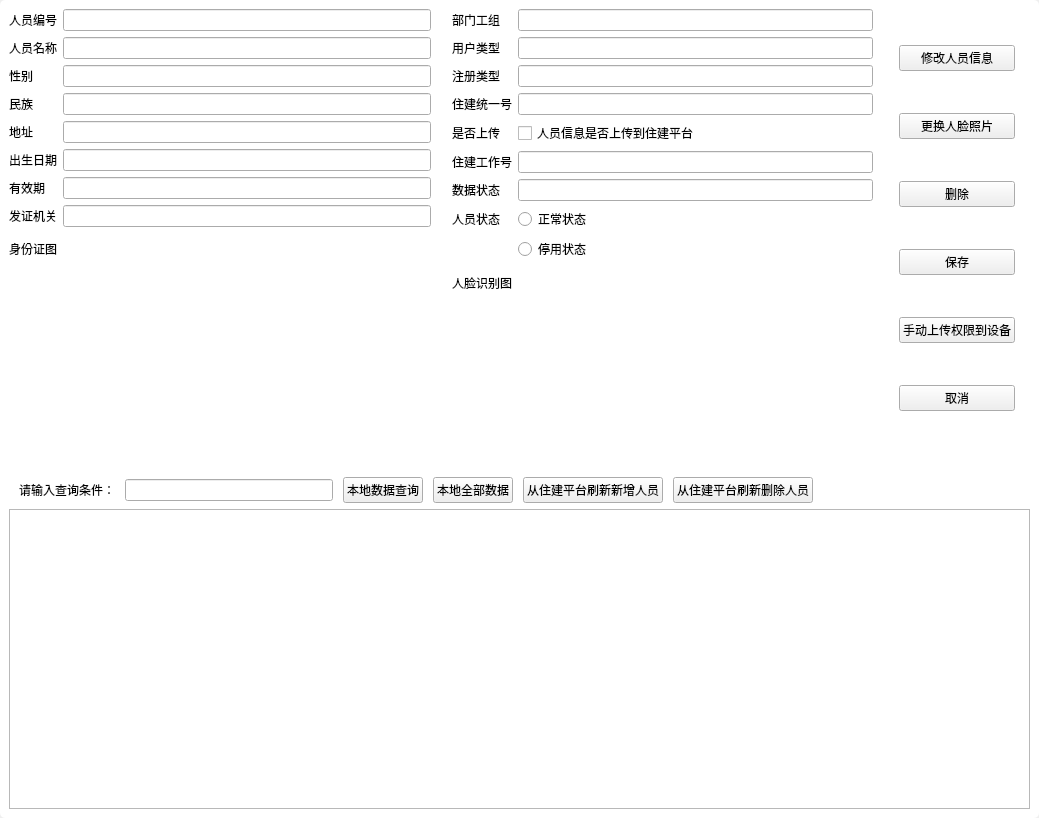
Qt form views/personManagementUi.ui (jamesandjim/wisdom_site) before a commit.
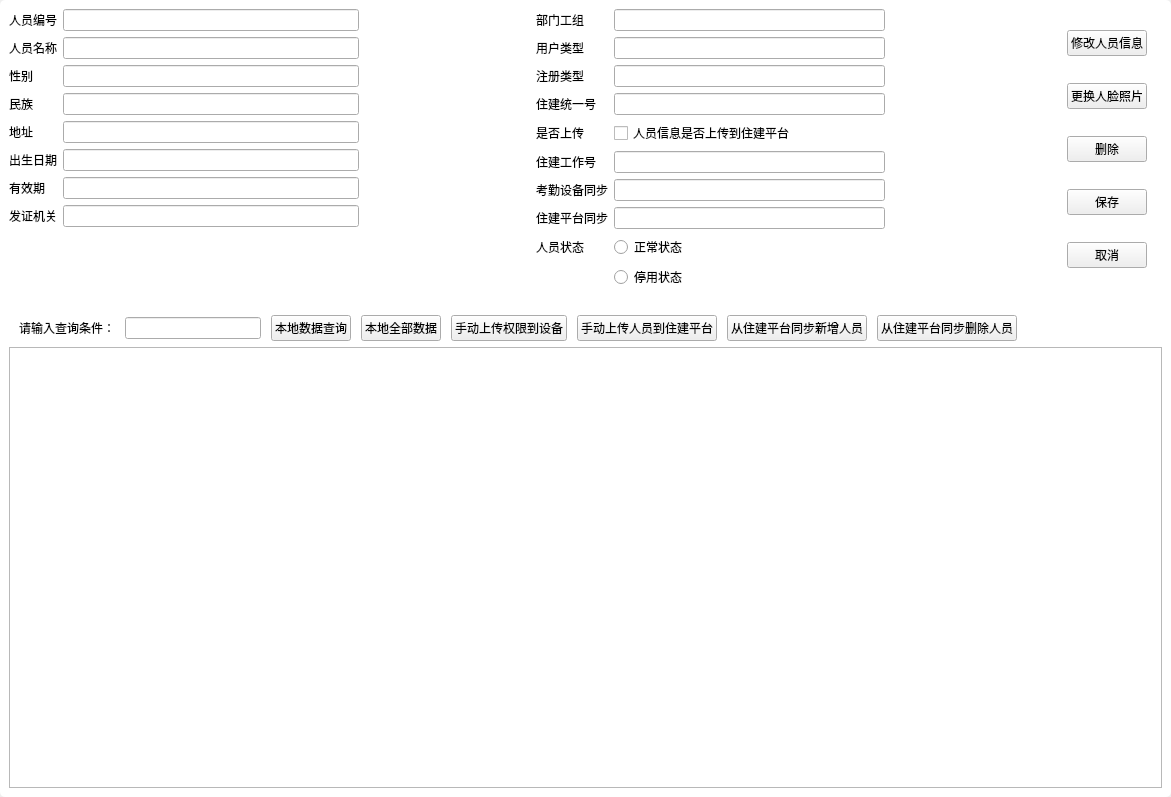
The same form after that commit.

Patch:
```diff
--- a/views/personManagementUi.ui
+++ b/views/personManagementUi.ui
@@ -9,8 +9,8 @@
    <rect>
     <x>0</x>
     <y>0</y>
-    <width>1039</width>
-    <height>818</height>
+    <width>1171</width>
+    <height>797</height>
    </rect>
   </property>
   <property name="windowTitle">
@@ -152,36 +152,29 @@
              </widget>
             </item>
             <item row="7" column="1">
-             <widget class="QLineEdit" name="le_deviceGateWay"/>
-            </item>
-            <item row="8" column="0">
-             <widget class="QLabel" name="label_18">
-              <property name="text">
-               <string>身份证图</string>
-              </property>
-             </widget>
-            </item>
-            <item row="8" column="1">
-             <widget class="QLabel" name="label_19">
-              <property name="minimumSize">
-               <size>
-                <width>200</width>
-                <height>200</height>
-               </size>
-              </property>
-              <property name="maximumSize">
-               <size>
-                <width>200</width>
-                <height>200</height>
-               </size>
-              </property>
-              <property name="text">
-               <string/>
-              </property>
-             </widget>
+             <widget class="QLineEdit" name="le_idissue"/>
             </item>
            </layout>
           </item>
+          <item>
+           <widget class="QLabel" name="label_idphoto">
+            <property name="minimumSize">
+             <size>
+              <width>150</width>
+              <height>150</height>
+             </size>
+            </property>
+            <property name="maximumSize">
+             <size>
+              <width>150</width>
+              <height>150</height>
+             </size>
+            </property>
+            <property name="text">
+             <string/>
+            </property>
+           </widget>
+          </item>
           <item>
            <spacer name="horizontalSpacer_2">
             <property name="orientation">
@@ -202,6 +195,9 @@
            <layout class="QFormLayout" name="formLayout_2">
             <item row="0" column="0">
              <widget class="QLabel" name="label_14">
+              <property name="styleSheet">
+               <string notr="true">background-color: rgb(255, 255, 255);</string>
+              </property>
               <property name="text">
                <string>部门工组</string>
               </property>
@@ -251,6 +247,9 @@
             </item>
             <item row="4" column="0">
              <widget class="QLabel" name="label_15">
+              <property name="styleSheet">
+               <string notr="true">background-color: rgb(255, 255, 255);</string>
+              </property>
               <property name="text">
                <string>是否上传</string>
               </property>
@@ -265,6 +264,9 @@
             </item>
             <item row="5" column="0">
              <widget class="QLabel" name="label_13">
+              <property name="styleSheet">
+               <string notr="true">background-color: rgb(255, 255, 255);</string>
+              </property>
               <property name="text">
                <string>住建工作号</string>
               </property>
@@ -275,63 +277,72 @@
             </item>
             <item row="6" column="0">
              <widget class="QLabel" name="label_17">
+              <property name="styleSheet">
+               <string notr="true">background-color: rgb(255, 255, 255);</string>
+              </property>
               <property name="text">
-               <string>数据状态</string>
+               <string>考勤设备同步</string>
               </property>
              </widget>
             </item>
             <item row="6" column="1">
              <widget class="QLineEdit" name="lineEdit_4"/>
             </item>
-            <item row="7" column="0">
+            <item row="8" column="0">
              <widget class="QLabel" name="label_16">
+              <property name="styleSheet">
+               <string notr="true">background-color: rgb(255, 255, 255);</string>
+              </property>
               <property name="text">
                <string>人员状态</string>
               </property>
              </widget>
             </item>
-            <item row="7" column="1">
-             <widget class="QRadioButton" name="radioButton">
+            <item row="8" column="1">
+             <widget class="QRadioButton" name="radioButton_personStatus_nomal">
               <property name="text">
                <string>正常状态</string>
               </property>
              </widget>
             </item>
-            <item row="8" column="1">
-             <widget class="QRadioButton" name="radioButton_2">
-              <property name="text">
-               <string>停用状态</string>
-              </property>
-             </widget>
-            </item>
-            <item row="9" column="0">
-             <widget class="QLabel" name="label_20">
-              <property name="text">
-               <string>人脸识别图</string>
-              </property>
-             </widget>
-            </item>
             <item row="9" column="1">
-             <widget class="QLabel" name="label_21">
-              <property name="minimumSize">
-               <size>
-                <width>200</width>
-                <height>184</height>
-               </size>
+             <widget class="QRadioButton" name="radioButton_personStatus_stop">
+              <property name="text">
+               <string>停用状态</string>
               </property>
-              <property name="maximumSize">
-               <size>
-                <width>200</width>
-                <height>184</height>
-               </size>
-              </property>
+             </widget>
+            </item>
+            <item row="7" column="0">
+             <widget class="QLabel" name="label_18">
               <property name="text">
-               <string/>
+               <string>住建平台同步</string>
               </property>
              </widget>
             </item>
+            <item row="7" column="1">
+             <widget class="QLineEdit" name="le_zjptStatus"/>
+            </item>
            </layout>
           </item>
+          <item>
+           <widget class="QLabel" name="label_photo">
+            <property name="minimumSize">
+             <size>
+              <width>150</width>
+              <height>150</height>
+             </size>
+            </property>
+            <property name="maximumSize">
+             <size>
+              <width>150</width>
+              <height>150</height>
+             </size>
+            </property>
+            <property name="text">
+             <string/>
+            </property>
+           </widget>
+          </item>
           <item>
            <spacer name="horizontalSpacer">
             <property name="orientation">
@@ -378,13 +389,6 @@
               </property>
              </widget>
             </item>
-            <item>
-             <widget class="QPushButton" name="pushButton">
-              <property name="text">
-               <string>手动上传权限到设备</string>
-              </property>
-             </widget>
-            </item>
             <item>
              <widget class="QPushButton" name="pb_esc">
               <property name="text">
@@ -479,14 +483,28 @@
           <item>
            <widget class="QPushButton" name="pushButton_2">
             <property name="text">
-             <string>从住建平台刷新新增人员</string>
+             <string>手动上传权限到设备</string>
             </property>
            </widget>
           </item>
           <item>
            <widget class="QPushButton" name="pushButton_3">
             <property name="text">
-             <string>从住建平台刷新删除人员</string>
+             <string>手动上传人员到住建平台</string>
+            </property>
+           </widget>
+          </item>
+          <item>
+           <widget class="QPushButton" name="pb_downloadPerson">
+            <property name="text">
+             <string>从住建平台同步新增人员</string>
+            </property>
+           </widget>
+          </item>
+          <item>
+           <widget class="QPushButton" name="pb_downloadDeletePerson">
+            <property name="text">
+             <string>从住建平台同步删除人员</string>
             </property>
            </widget>
           </item>
```
Left out of the diff: 34 changed lines with no effect on the pictures.
